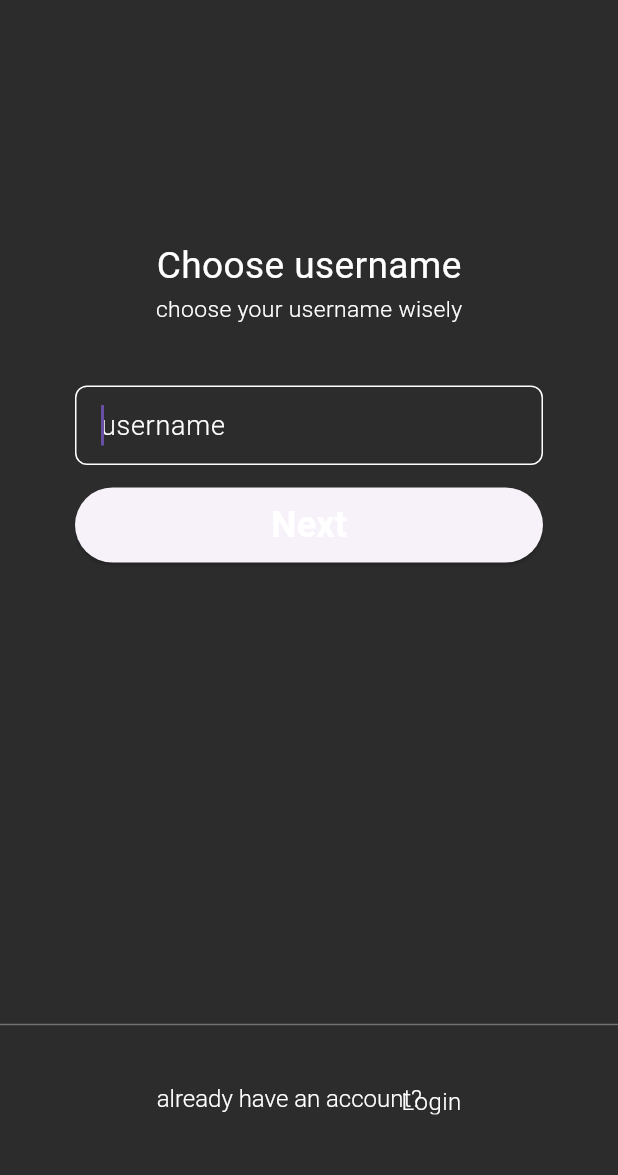
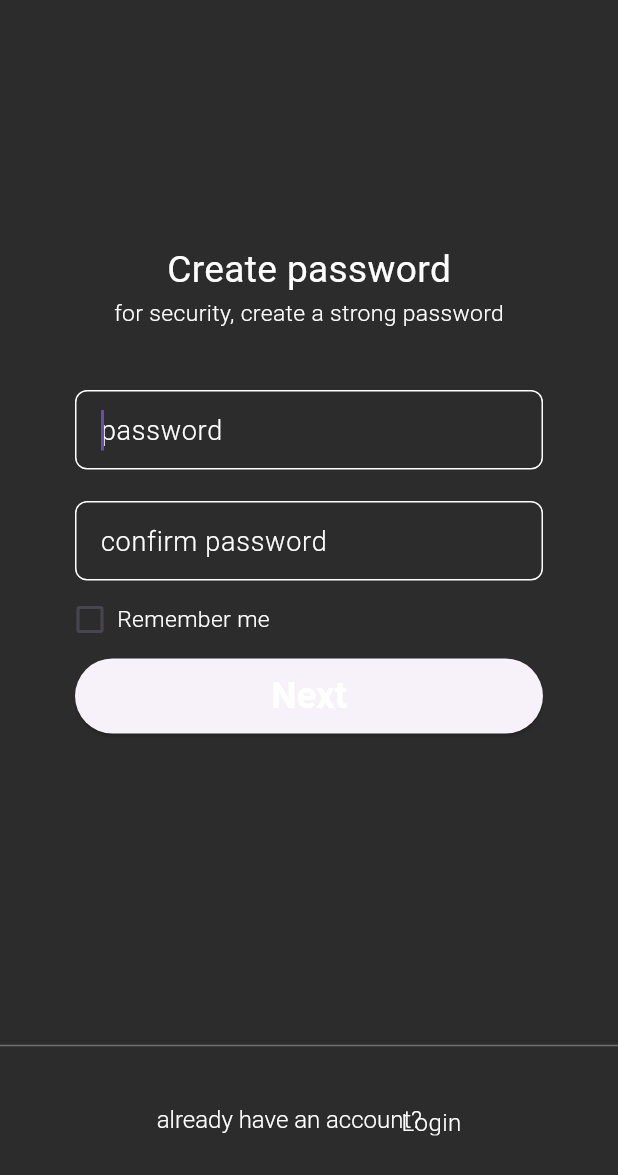
Before and after one commit to diandrakina/selamat_application, a Flutter app: the screen it shows after launch, on a phone screen of 412 x 824 dp. Shown: the top 1175 px of the screen. Run offline on Flutter 3.47's test engine with Material 3 defaults, Android fonts, the phone set to English and light mode, and no system bars; our stand-ins replace cached_network_image, flutter_svg; missing offline and left inert: dart:js; Roboto replaces fonts that are missing (SamsungSans).

Commit message:
diandra login 3/4

```diff
--- a/lib/main.dart
+++ b/lib/main.dart
@@ -4,6 +4,7 @@ import 'package:flutter/scheduler.dart';
 // LOGIN
 import 'package:selamat_application/pages/login_page/loginPage.dart';
 import 'package:selamat_application/pages/login_page/createUsernamePage.dart';
+import 'package:selamat_application/pages/login_page/createPasswordPage.dart';
 import 'package:selamat_application/styles/styles.dart';
 
 void main() {
@@ -40,7 +41,7 @@ class MyApp extends StatelessWidget {
       theme: new ThemeData(scaffoldBackgroundColor: AppColors.bgDarkMode),
       debugShowCheckedModeBanner: true,
       // home: loginPage(),
-      home: createUsernamePage(),
+      home: createPasswordPage(),
     );
   }
 }
--- a/lib/pages/login_page/createPasswordPage.dart
+++ b/lib/pages/login_page/createPasswordPage.dart
@@ -0,0 +1,167 @@
+import 'package:flutter/material.dart';
+import 'package:selamat_application/styles/styles.dart';
+import 'package:selamat_application/widget/customElevatedButton.dart';
+import 'package:selamat_application/widget/customTextFormField.dart';
+import 'package:selamat_application/widget/customCheckboxButton.dart';
+
+class createPasswordPage extends StatelessWidget {
+  createPasswordPage({super.key});
+
+  TextEditingController passwordController = TextEditingController();
+  TextEditingController confirmPasswordController = TextEditingController();
+
+  bool rememberMeCheckBox = false;
+
+  @override
+  Widget build(BuildContext context) {
+    return SafeArea(
+        child: Scaffold(
+      resizeToAvoidBottomInset: false,
+      body: Form(
+          child: SizedBox(
+        width: double.maxFinite,
+        child: Column(
+          children: [
+            SizedBox(
+              height: 162,
+            ),
+            Expanded(
+                child: SingleChildScrollView(
+              child: Column(
+                children: [
+                  Text(
+                    'Create password',
+                    style: TextStyles.GR_24_title_regular,
+                  ),
+                  SizedBox(
+                    height: 1,
+                  ),
+                  Text(
+                    'for security, create a strong password',
+                    style: TextStyles.GR_15_title_light,
+                  ),
+                  SizedBox(
+                    height: 40,
+                  ),
+                  _buildPassword(context),
+                  SizedBox(
+                    height: 21,
+                  ),
+                  _buildConfirmPassword(context),
+                  SizedBox(
+                    height: 15,
+                  ),
+                  _buildRememberMeCheckBox(context),
+                  SizedBox(
+                    height: 15,
+                  ),
+                  CustomElevatedButton(
+                    text: 'Next',
+                    height: 50,
+                    margin: EdgeInsets.symmetric(horizontal: 50),
+                    onPressed: () {},
+                  ),
+                  SizedBox(
+                    height: 200,
+                  ),
+                  Divider(
+                    color: AppColors.inactive,
+                  ),
+                  SizedBox(
+                    height: 32,
+                  ),
+                  _logInStack(context)
+                ],
+              ),
+            ))
+          ],
+        ),
+      )),
+    ));
+  }
+
+  Widget _buildPassword(BuildContext context) {
+    return Padding(
+      padding: EdgeInsets.symmetric(
+        horizontal: 50,
+      ),
+      child: CustomTextFormField(
+        controller: passwordController,
+        hintText: 'password',
+        textInputType: TextInputType.visiblePassword,
+        obscureText: true,
+      ),
+    );
+  }
+
+  Widget _buildConfirmPassword(BuildContext context) {
+    return Padding(
+      padding: EdgeInsets.symmetric(horizontal: 50),
+      child: CustomTextFormField(
+        controller: confirmPasswordController,
+        hintText: 'confirm password',
+        textInputAction: TextInputAction.done,
+        textInputType: TextInputType.visiblePassword,
+        obscureText: true,
+      ),
+    );
+  }
+
+  Widget _buildRememberMeCheckBox(BuildContext context) {
+    return Align(
+      alignment: Alignment.centerLeft,
+      child: Padding(
+        padding: EdgeInsets.only(left: 50),
+        child: CustomCheckboxButton(
+          alignment: Alignment.centerLeft,
+          text: 'Remember me',
+          textStyle: TextStyles.GR_15_title_light,
+          value: rememberMeCheckBox,
+          padding: EdgeInsets.symmetric(vertical: 1),
+          onChange: (value) {
+            rememberMeCheckBox = value;
+          },
+        ),
+      ),
+    );
+  }
+
+  Widget _logInStack(BuildContext context) {
+    return Container(
+      height: 20,
+      width: 203,
+      margin: EdgeInsets.only(left: 70, right: 70, bottom: 29),
+      child: Stack(
+        alignment: Alignment.center,
+        children: [
+          Align(
+            alignment: Alignment.centerRight,
+            child: GestureDetector(
+              onTap: () {
+                onTapLogIn(context);
+              },
+              child: Text(
+                'Login',
+                style: TextStyles.GR_15_light,
+              ),
+            ),
+          ),
+          RichText(
+            text: TextSpan(
+              children: [
+                TextSpan(
+                    text: 'already have an account?',
+                    style: TextStyles.GR_15_light),
+                TextSpan(text: " "),
+                TextSpan(text: 'Login', style: TextStyles.GR_15_bold)
+              ],
+            ),
+            textAlign: TextAlign.left,
+          ),
+        ],
+      ),
+    );
+  }
+
+  onTapLogIn(BuildContext context) {}
+}
--- /dev/null
+++ b/lib/widget/customCheckboxButton.dart
@@ -0,0 +1,110 @@
+import 'package:flutter/material.dart';
+import 'package:selamat_application/styles/styles.dart';
+
+class CustomCheckboxButton extends StatelessWidget {
+  CustomCheckboxButton({
+    Key? key,
+    required this.onChange,
+    this.decoration,
+    this.alignment,
+    this.isRightCheck,
+    this.iconSize,
+    this.value,
+    this.text,
+    this.width,
+    this.padding,
+    this.textStyle,
+    this.textAlignment,
+    this.isExpandedText = false,
+  }) : super(
+          key: key,
+        );
+
+  final BoxDecoration? decoration;
+
+  final Alignment? alignment;
+
+  final bool? isRightCheck;
+
+  final double? iconSize;
+
+  bool? value;
+
+  final Function(bool) onChange;
+
+  final String? text;
+
+  final double? width;
+
+  final EdgeInsetsGeometry? padding;
+
+  final TextStyle? textStyle;
+
+  final TextAlign? textAlignment;
+
+  final bool isExpandedText;
+
+  @override
+  Widget build(BuildContext context) {
+    return alignment != null
+        ? Align(
+            alignment: alignment ?? Alignment.center,
+            child: buildCheckBoxWidget,
+          )
+        : buildCheckBoxWidget;
+  }
+
+  Widget get buildCheckBoxWidget => InkWell(
+        onTap: () {
+          value = !(value!);
+          onChange(value!);
+        },
+        child: Container(
+          // color: AppColors.white,
+          decoration: decoration,
+          width: width,
+          child: (isRightCheck ?? false) ? rightSideCheckbox : leftSideCheckbox,
+        ),
+      );
+  Widget get leftSideCheckbox => Row(
+        children: [
+          Padding(
+            child: checkboxWidget,
+            padding: EdgeInsets.only(right: 8),
+          ),
+          isExpandedText ? Expanded(child: textWidget) : textWidget,
+        ],
+      );
+  Widget get rightSideCheckbox => Row(
+        mainAxisAlignment: MainAxisAlignment.spaceBetween,
+        children: [
+          isExpandedText ? Expanded(child: textWidget) : textWidget,
+          Padding(
+            padding: EdgeInsets.only(left: 8),
+            child: checkboxWidget,
+          ),
+        ],
+      );
+  Widget get textWidget => Text(
+        text ?? "",
+        textAlign: textAlignment ?? TextAlign.center,
+        style: textStyle ?? TextStyles.GR_15_title_light,
+      );
+  Widget get checkboxWidget => SizedBox(
+        height: iconSize ?? 20,
+        width: iconSize ?? 20,
+        child: Checkbox(
+          // fillColor: Colors.white,
+          checkColor: AppColors.bluePowder,
+          // overlayColor: ,
+          visualDensity: VisualDensity(
+            vertical: -4,
+            horizontal: -4,
+          ),
+          value: value ?? false,
+          onChanged: (value) {
+            onChange(value!);
+          },
+        ),
+      );
+}
```
